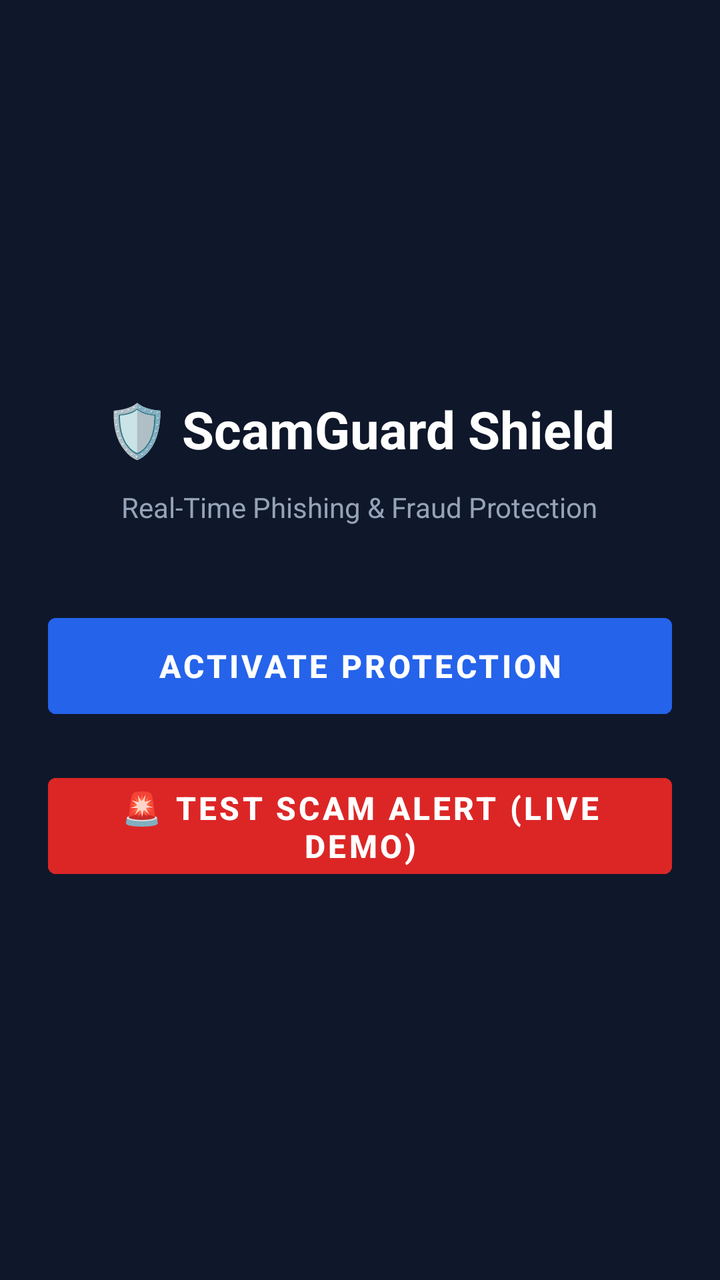
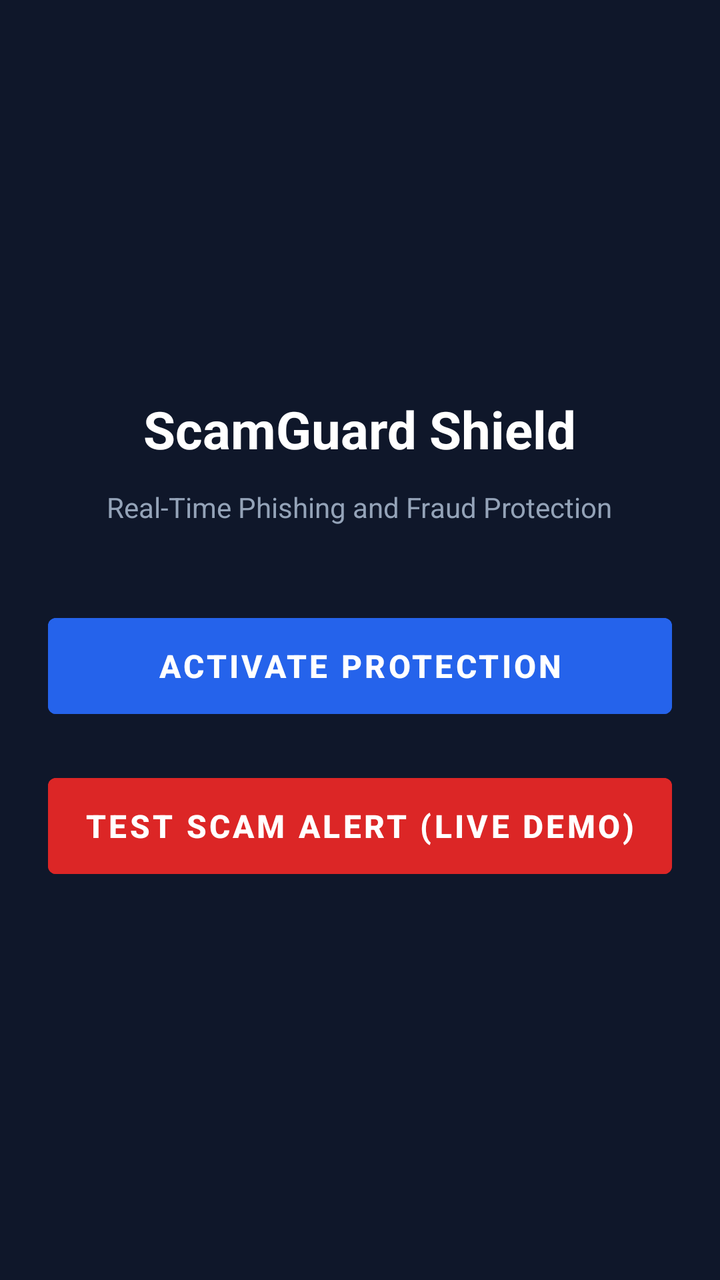

Two renders of the same Android screen: before a commit and after it. Below are the layout's source before the change and the commit's diff.
<!-- AndroidManifest.xml: application theme Theme.MaterialComponents.DayNight.NoActionBar -->
<!-- res/layout/activity_main.xml -->
<?xml version="1.0" encoding="utf-8"?>
<LinearLayout xmlns:android="http://schemas.android.com/apk/res/android"
    android:layout_width="match_parent"
    android:layout_height="match_parent"
    android:orientation="vertical"
    android:gravity="center"
    android:padding="24dp"
    android:background="#0F172A">

    <TextView
        android:layout_width="wrap_content"
        android:layout_height="wrap_content"
        android:text="🛡️ ScamGuard Shield"
        android:textColor="#FFFFFF"
        android:textSize="26sp"
        android:textStyle="bold"
        android:layout_marginBottom="12dp" />

    <TextView
        android:layout_width="wrap_content"
        android:layout_height="wrap_content"
        android:text="Real-Time Phishing &amp; Fraud Protection"
        android:textColor="#94A3B8"
        android:textSize="14sp"
        android:layout_marginBottom="40dp" />

    
    <Button
        android:id="@+id/btnPermissions"
        android:layout_width="match_parent"
        android:layout_height="60dp"
        android:text="ACTIVATE PROTECTION"
        android:textSize="16sp"
        android:textStyle="bold"
        android:backgroundTint="#2563EB"
        android:textColor="#FFFFFF"
        android:layout_marginBottom="20dp" />

    
    <Button
        android:id="@+id/btnSimulateScam"
        android:layout_width="match_parent"
        android:layout_height="60dp"
        android:text="🚨 TEST SCAM ALERT (LIVE DEMO)"
        android:textSize="16sp"
        android:textStyle="bold"
        android:backgroundTint="#DC2626"
        android:textColor="#FFFFFF" />

</LinearLayout>
<!-- resources referenced by this layout -->
<resources>

</resources>

<!-- the commit's change to res/layout/activity_main.xml (unified diff, before → after) -->
@@ -10,7 +10,7 @@
     <TextView
         android:layout_width="wrap_content"
         android:layout_height="wrap_content"
-        android:text="🛡️ ScamGuard Shield"
+        android:text="ScamGuard Shield"
         android:textColor="#FFFFFF"
         android:textSize="26sp"
         android:textStyle="bold"
@@ -19,12 +19,11 @@
     <TextView
         android:layout_width="wrap_content"
         android:layout_height="wrap_content"
-        android:text="Real-Time Phishing &amp; Fraud Protection"
+        android:text="Real-Time Phishing and Fraud Protection"
         android:textColor="#94A3B8"
         android:textSize="14sp"
         android:layout_marginBottom="40dp" />
 
-    
     <Button
         android:id="@+id/btnPermissions"
         android:layout_width="match_parent"
@@ -36,12 +35,11 @@
         android:textColor="#FFFFFF"
         android:layout_marginBottom="20dp" />
 
-    
     <Button
         android:id="@+id/btnSimulateScam"
         android:layout_width="match_parent"
         android:layout_height="60dp"
-        android:text="🚨 TEST SCAM ALERT (LIVE DEMO)"
+        android:text="TEST SCAM ALERT (LIVE DEMO)"
         android:textSize="16sp"
         android:textStyle="bold"
         android:backgroundTint="#DC2626"
